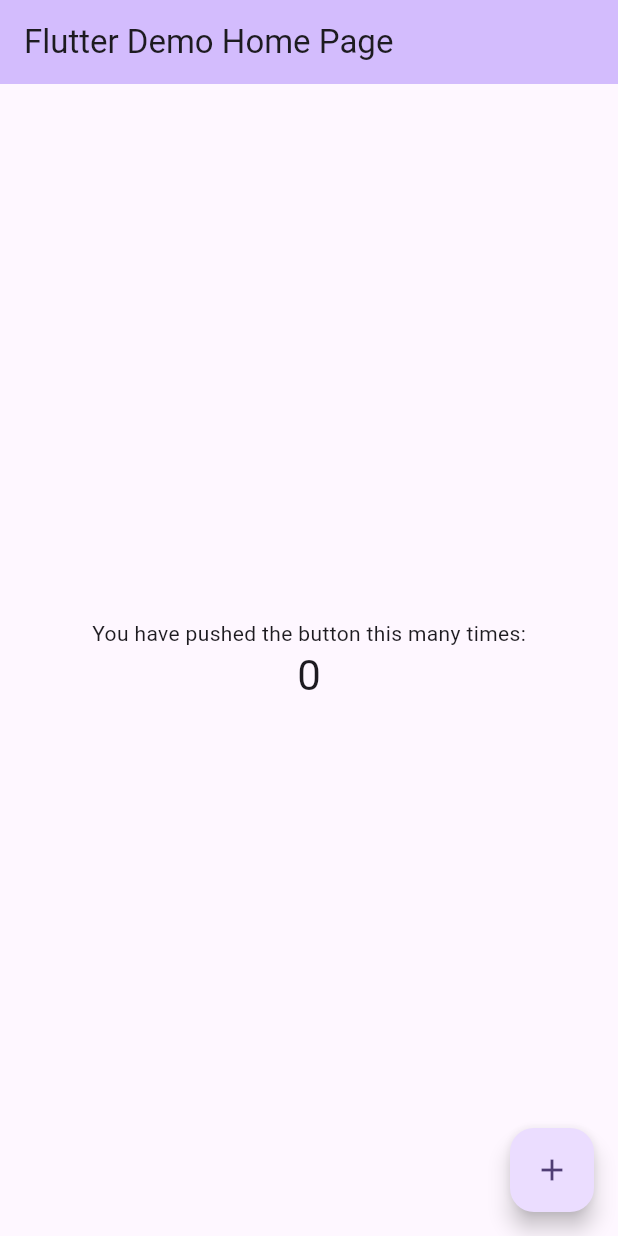
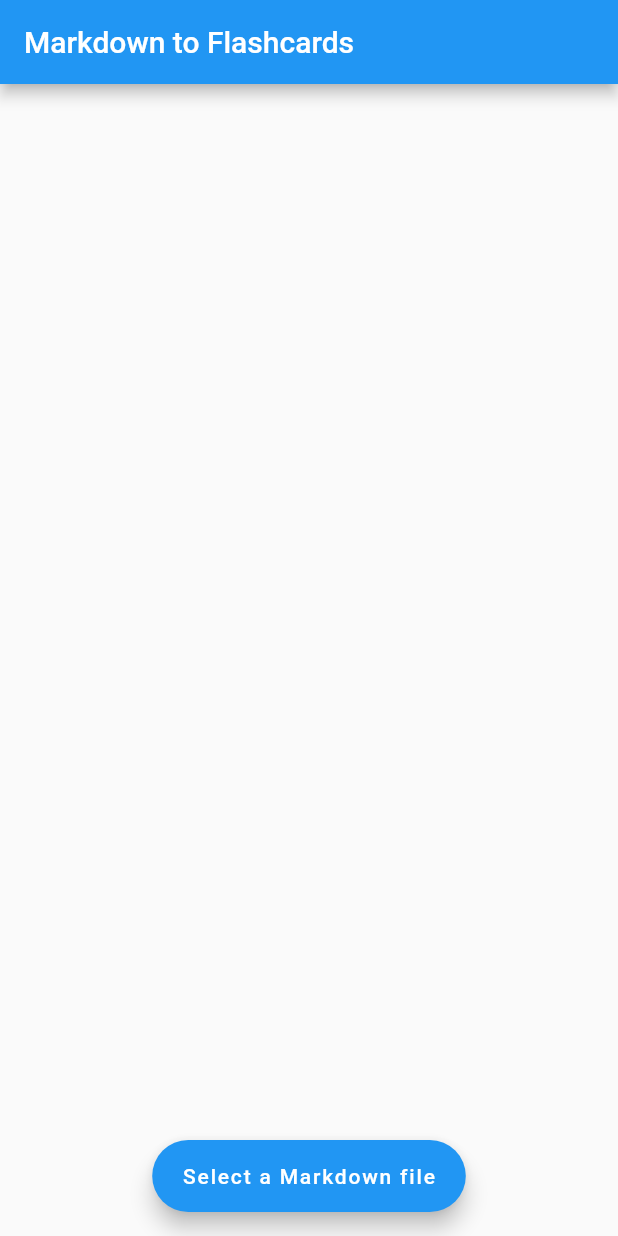
Before and after one commit to work-jrmallorca/markdown_to_flashcard, a Flutter app: the screen it shows after launch, on a phone screen of 412 x 824 dp. Run offline on Flutter 3.47's test engine with Material 2 defaults, Android fonts, the phone set to English and light mode, and no system bars; our stand-ins replace equatable, file_picker, flutter_bloc, get_it.

Commit message:
wip: add home screen with get markdown file prompt

```diff
--- /dev/null
+++ b/lib/features/read_markdown_file/presentation/get_markdown_file_screen.dart
@@ -0,0 +1,59 @@
+import 'package:flutter/material.dart';
+import 'package:flutter_bloc/flutter_bloc.dart';
+import 'package:markdown_to_flashcard/features/read_markdown_file/presentation/bloc/get_markdown_file_cubit.dart';
+
+import 'bloc/get_markdown_file_state.dart';
+
+class GetMarkdownFileScreen extends StatelessWidget {
+  const GetMarkdownFileScreen({super.key});
+
+  @override
+  Widget build(BuildContext context) {
+    return Scaffold(
+      appBar: AppBar(
+        title: const Text('Markdown to Flashcards'),
+      ),
+      body: buildBody(context),
+      floatingActionButtonLocation: FloatingActionButtonLocation.centerFloat,
+      floatingActionButton: FloatingActionButton.extended(
+        onPressed: () => context.read<GetMarkdownFileCubit>().getMarkdownFile(),
+        label: const Text('Select a Markdown file'),
+      ),
+    );
+  }
+
+  Widget buildBody(BuildContext context) {
+    return BlocConsumer<GetMarkdownFileCubit, GetMarkdownFileState>(
+      listener: (context, state) {
+        switch (state.status) {
+          case GetMarkdownFileStatus.success:
+            ScaffoldMessenger.of(context).showSnackBar(
+              SnackBar(content: Text('File loaded: ${state.file?.path}')),
+            );
+            break;
+          case GetMarkdownFileStatus.failure:
+            ScaffoldMessenger.of(context).showSnackBar(
+              SnackBar(content: Text('${state.exception}')),
+            );
+            break;
+          case GetMarkdownFileStatus.cancelled:
+            ScaffoldMessenger.of(context).showSnackBar(
+              const SnackBar(content: Text('File selection cancelled')),
+            );
+            break;
+          default:
+        }
+        if (state.status == GetMarkdownFileStatus.loading) {
+        } else if (state.status == GetMarkdownFileStatus.loading) {}
+      },
+      builder: (context, state) {
+        switch (state.status) {
+          case GetMarkdownFileStatus.loading:
+            return const Center(child: CircularProgressIndicator());
+          default:
+            return Container();
+        }
+      },
+    );
+  }
+}
--- a/lib/main.dart
+++ b/lib/main.dart
@@ -1,6 +1,12 @@
 import 'package:flutter/material.dart';
+import 'package:flutter_bloc/flutter_bloc.dart';
+import 'package:markdown_to_flashcard/features/read_markdown_file/presentation/bloc/get_markdown_file_cubit.dart';
+
+import 'features/read_markdown_file/presentation/get_markdown_file_screen.dart';
+import '../../../injection_container.dart' as di;
 
 void main() {
+  di.init();
   runApp(const MyApp());
 }
 
@@ -9,60 +15,11 @@ class MyApp extends StatelessWidget {
 
   @override
   Widget build(BuildContext context) {
-    return MaterialApp(
-      title: 'Flutter Demo',
-      theme: ThemeData(
-        colorScheme: ColorScheme.fromSeed(seedColor: Colors.deepPurple),
-        useMaterial3: true,
-      ),
-      home: const MyHomePage(title: 'Flutter Demo Home Page'),
-    );
-  }
-}
-
-class MyHomePage extends StatefulWidget {
-  const MyHomePage({super.key, required this.title});
-
-  final String title;
-
-  @override
-  State<MyHomePage> createState() => _MyHomePageState();
-}
-
-class _MyHomePageState extends State<MyHomePage> {
-  int _counter = 0;
-
-  void _incrementCounter() {
-    setState(() {
-      _counter++;
-    });
-  }
-
-  @override
-  Widget build(BuildContext context) {
-    return Scaffold(
-      appBar: AppBar(
-        backgroundColor: Theme.of(context).colorScheme.inversePrimary,
-        title: Text(widget.title),
-      ),
-      body: Center(
-        child: Column(
-          mainAxisAlignment: MainAxisAlignment.center,
-          children: <Widget>[
-            const Text(
-              'You have pushed the button this many times:',
-            ),
-            Text(
-              '$_counter',
-              style: Theme.of(context).textTheme.headlineMedium,
-            ),
-          ],
-        ),
-      ),
-      floatingActionButton: FloatingActionButton(
-        onPressed: _incrementCounter,
-        tooltip: 'Increment',
-        child: const Icon(Icons.add),
+    return BlocProvider(
+      create: (_) => di.sl<GetMarkdownFileCubit>(),
+      child: const MaterialApp(
+        title: 'Markdown to Flashcards',
+        home: GetMarkdownFileScreen(),
       ),
     );
   }
```
Also changed, not shown: lib/injection_container.dart (added, +27 -0 lines), lib/features/read_markdown_file/presentation/read_markdown_file_screen.dart (deleted).
